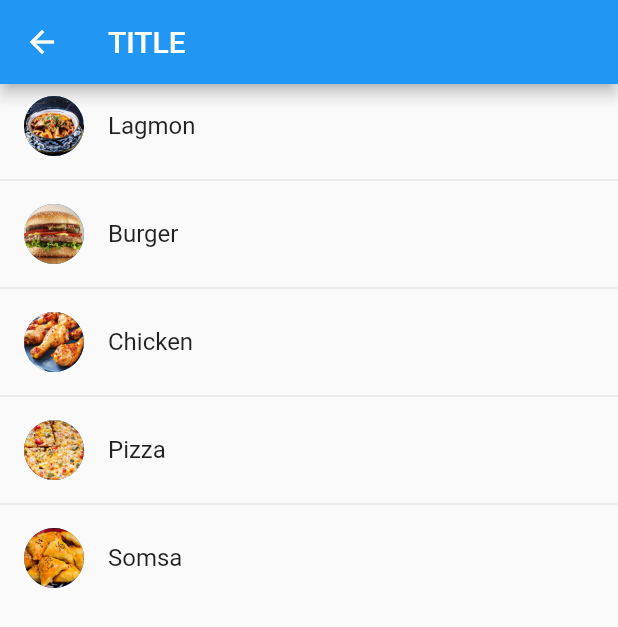
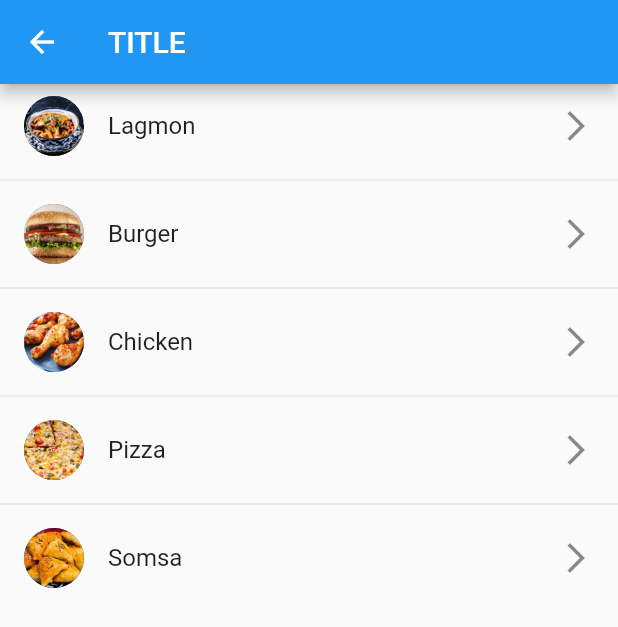
Before and after one commit to Xmaxkambek/basic_recipe_app, a Flutter app: the screen it shows after launch, on a phone screen of 412 x 824 dp. Shown: the top 627 px of the screen. Run offline on Flutter 3.47's test engine with Material 2 defaults, Android fonts, the light colour scheme and no system bars.

Commit message:
add arrow

```diff
--- a/lib/screen/menu_page.dart
+++ b/lib/screen/menu_page.dart
@@ -28,6 +28,7 @@ class MenuPage extends StatelessWidget {
                   backgroundImage: AssetImage('images/${food[index]}.png'),
                 ),
                 title: Text(food[index]),
+                trailing: Icon(Icons.arrow_forward_ios),
               );
             },
             separatorBuilder: ((context, index) => Divider())),
```
